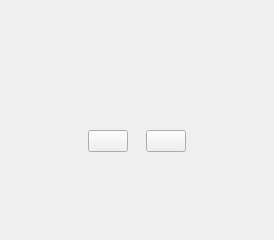
Qt form src/gambitpairing/ui/player_placeholder.ui (gambit-devs/gambit-pairing) before a commit.
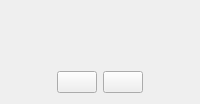
The same form after that commit.

What changed in the file:
```diff
--- a/src/gambitpairing/ui/player_placeholder.ui
+++ b/src/gambitpairing/ui/player_placeholder.ui
@@ -3,30 +3,18 @@
  <class>PlayerPlaceholder</class>
  <widget class="QWidget" name="PlayerPlaceholder">
   <layout class="QVBoxLayout" name="main_layout">
-   <property name="spacing">
-    <number>0</number>
-   </property>
-   <property name="leftMargin">
-    <number>48</number>
-   </property>
-   <property name="topMargin">
-    <number>48</number>
-   </property>
-   <property name="rightMargin">
-    <number>48</number>
-   </property>
-   <property name="bottomMargin">
-    <number>48</number>
-   </property>
    <item>
     <spacer name="top_spacer">
      <property name="orientation">
       <enum>Qt::Vertical</enum>
      </property>
+     <property name="sizeType">
+      <enum>QSizePolicy::Expanding</enum>
+     </property>
      <property name="sizeHint" stdset="0">
       <size>
-       <width>20</width>
-       <height>40</height>
+       <width>0</width>
+       <height>0</height>
       </size>
      </property>
     </spacer>
@@ -66,18 +54,21 @@
    </item>
    <item>
     <layout class="QHBoxLayout" name="button_layout">
-     <property name="spacing">
-      <number>18</number>
+     <property name="alignment">
+      <set>Qt::AlignHCenter</set>
      </property>
      <item>
       <spacer name="button_left_spacer">
        <property name="orientation">
         <enum>Qt::Horizontal</enum>
        </property>
+       <property name="sizeType">
+        <enum>QSizePolicy::Expanding</enum>
+       </property>
        <property name="sizeHint" stdset="0">
         <size>
-         <width>40</width>
-         <height>20</height>
+         <width>0</width>
+         <height>0</height>
         </size>
        </property>
       </spacer>
@@ -101,10 +92,13 @@
        <property name="orientation">
         <enum>Qt::Horizontal</enum>
        </property>
+       <property name="sizeType">
+        <enum>QSizePolicy::Expanding</enum>
+       </property>
        <property name="sizeHint" stdset="0">
         <size>
-         <width>40</width>
-         <height>20</height>
+         <width>0</width>
+         <height>0</height>
         </size>
        </property>
       </spacer>
@@ -116,10 +110,13 @@
      <property name="orientation">
       <enum>Qt::Vertical</enum>
      </property>
+     <property name="sizeType">
+      <enum>QSizePolicy::Expanding</enum>
+     </property>
      <property name="sizeHint" stdset="0">
       <size>
-       <width>20</width>
-       <height>40</height>
+       <width>0</width>
+       <height>0</height>
       </size>
      </property>
     </spacer>
```
Left out of the diff: 15 changed lines with no effect on the pictures.
